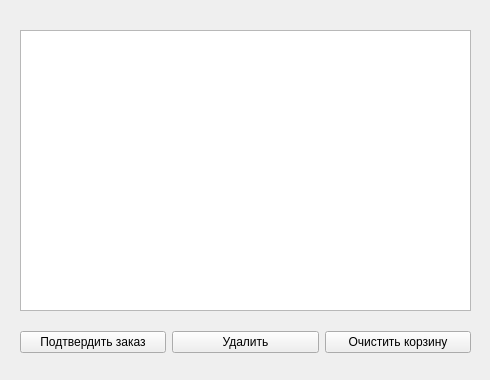
The window that qt5/cart.ui (Evgeny-QA/warehouse_project) describes before a commit, drawn with Qt 5.
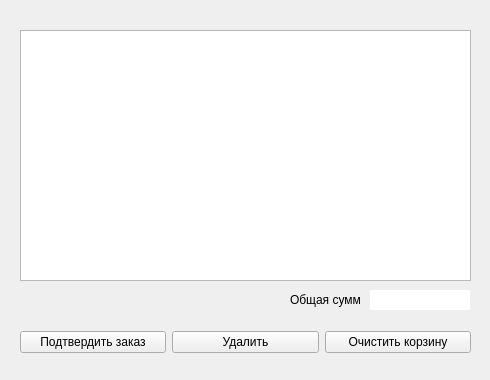
The same window after the commit.

Commit message: added funcs for cart and client_data

What changed in the file:
```diff
--- a/qt5/cart.ui
+++ b/qt5/cart.ui
@@ -19,7 +19,7 @@
      <x>20</x>
      <y>30</y>
      <width>451</width>
-     <height>281</height>
+     <height>251</height>
     </rect>
    </property>
   </widget>
@@ -65,6 +65,32 @@
     </item>
    </layout>
   </widget>
+  <widget class="QLabel" name="label_all_rpice">
+   <property name="geometry">
+    <rect>
+     <x>290</x>
+     <y>290</y>
+     <width>70</width>
+     <height>20</height>
+    </rect>
+   </property>
+   <property name="text">
+    <string>Общая сумма:</string>
+   </property>
+  </widget>
+  <widget class="QLineEdit" name="lineEdit">
+   <property name="geometry">
+    <rect>
+     <x>370</x>
+     <y>290</y>
+     <width>100</width>
+     <height>20</height>
+    </rect>
+   </property>
+   <property name="frame">
+    <bool>false</bool>
+   </property>
+  </widget>
  </widget>
  <resources/>
  <connections/>
```
The commit also changes 7 other files.
